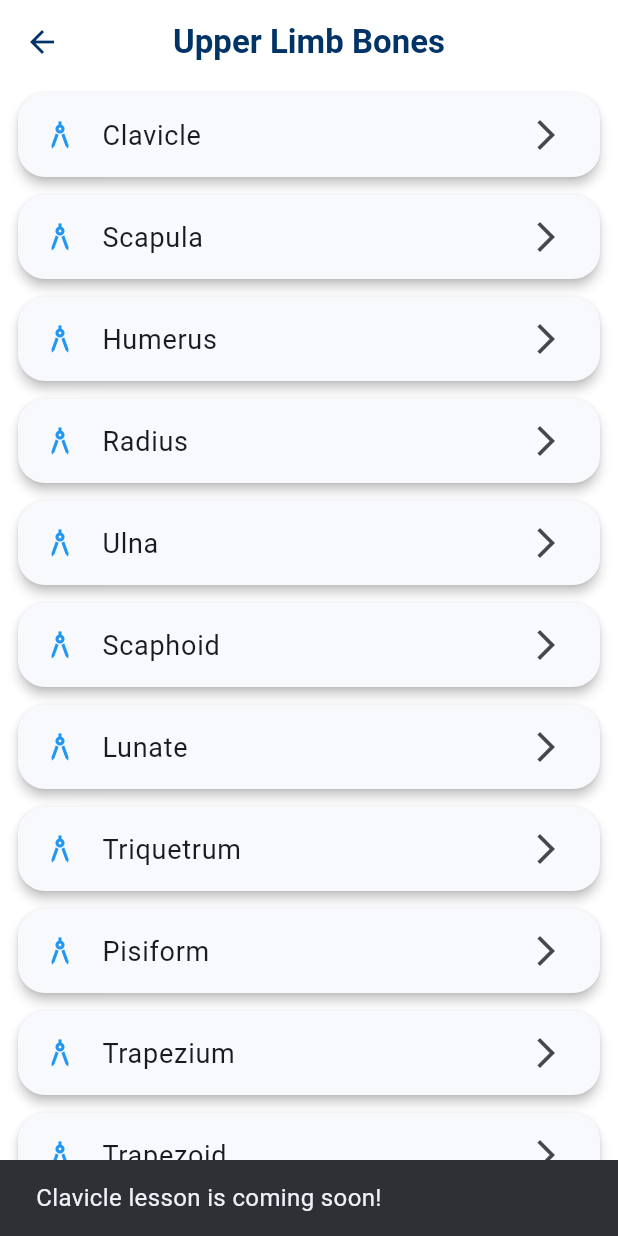
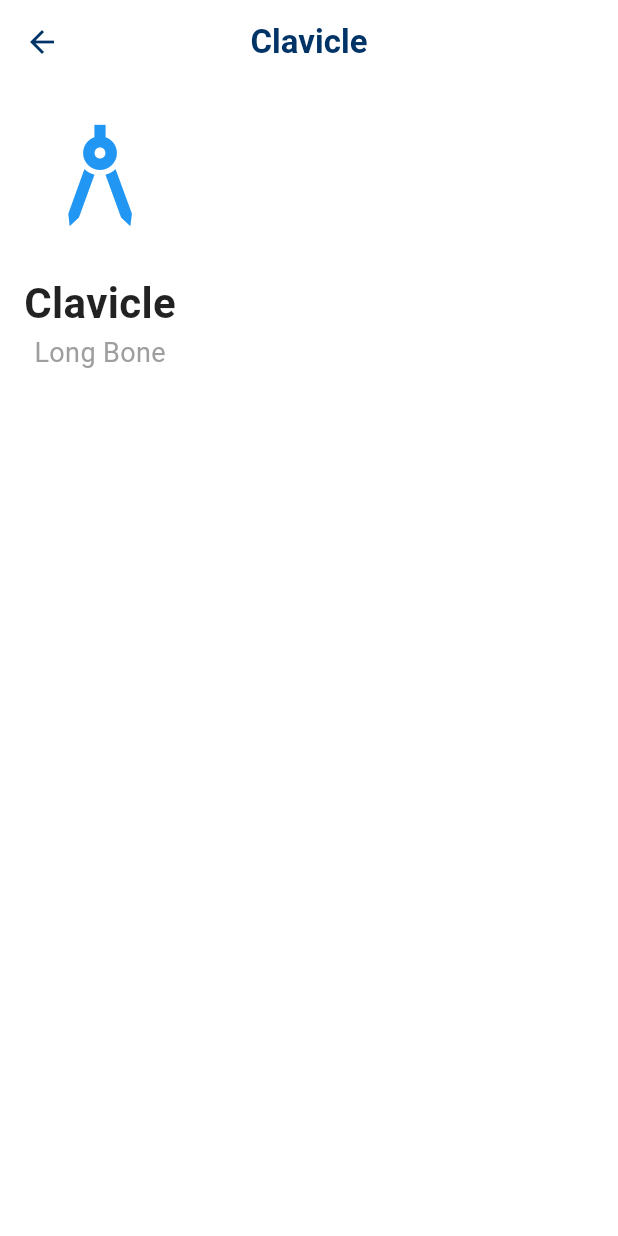
Before and after one commit to omokriefemena-cell/anatomy_pro, a Flutter app: the BonesScreen screen opened directly, after a tap on "Clavicle", on a phone screen of 412 x 824 dp. Run offline on Flutter 3.47's test engine with Material 3 defaults, Android fonts, the phone set to English and light mode, and no system bars.

Commit message:
Implemented reusable bone detail screen and JSON navigation

```diff
--- a/lib/data/upper_limb.json
+++ b/lib/data/upper_limb.json
@@ -1,20 +1,34 @@
 [
-  {
-    "name": "Humerus",
-    "type": "Long Bone",
-    "region": "Upper Limb",
-    "overview": "The humerus is the longest and largest bone of the upper limb. It articulates proximally with the scapula and distally with the radius and ulna."
-  },
-  {
-    "name": "Radius",
-    "type": "Long Bone",
-    "region": "Upper Limb",
-    "overview": "The radius is the lateral bone of the forearm and is important in pronation and supination."
-  },
-  {
-    "name": "Ulna",
-    "type": "Long Bone",
-    "region": "Upper Limb",
-    "overview": "The ulna is the medial bone of the forearm and forms the main hinge joint of the elbow."
-  }
+  {"name":"Clavicle","type":"Long Bone","region":"Pectoral Girdle"},
+  {"name":"Scapula","type":"Flat Bone","region":"Pectoral Girdle"},
+  {"name":"Humerus","type":"Long Bone","region":"Arm"},
+  {"name":"Radius","type":"Long Bone","region":"Forearm"},
+  {"name":"Ulna","type":"Long Bone","region":"Forearm"},
+  {"name":"Scaphoid","type":"Carpal Bone","region":"Hand"},
+  {"name":"Lunate","type":"Carpal Bone","region":"Hand"},
+  {"name":"Triquetrum","type":"Carpal Bone","region":"Hand"},
+  {"name":"Pisiform","type":"Carpal Bone","region":"Hand"},
+  {"name":"Trapezium","type":"Carpal Bone","region":"Hand"},
+  {"name":"Trapezoid","type":"Carpal Bone","region":"Hand"},
+  {"name":"Capitate","type":"Carpal Bone","region":"Hand"},
+  {"name":"Hamate","type":"Carpal Bone","region":"Hand"},
+  {"name":"Metacarpal I","type":"Long Bone","region":"Hand"},
+  {"name":"Metacarpal II","type":"Long Bone","region":"Hand"},
+  {"name":"Metacarpal III","type":"Long Bone","region":"Hand"},
+  {"name":"Metacarpal IV","type":"Long Bone","region":"Hand"},
+  {"name":"Metacarpal V","type":"Long Bone","region":"Hand"},
+  {"name":"Proximal Phalanx I","type":"Phalanx","region":"Hand"},
+  {"name":"Distal Phalanx I","type":"Phalanx","region":"Hand"},
+  {"name":"Proximal Phalanx II","type":"Phalanx","region":"Hand"},
+  {"name":"Middle Phalanx II","type":"Phalanx","region":"Hand"},
+  {"name":"Distal Phalanx II","type":"Phalanx","region":"Hand"},
+  {"name":"Proximal Phalanx III","type":"Phalanx","region":"Hand"},
+  {"name":"Middle Phalanx III","type":"Phalanx","region":"Hand"},
+  {"name":"Distal Phalanx III","type":"Phalanx","region":"Hand"},
+  {"name":"Proximal Phalanx IV","type":"Phalanx","region":"Hand"},
+  {"name":"Middle Phalanx IV","type":"Phalanx","region":"Hand"},
+  {"name":"Distal Phalanx IV","type":"Phalanx","region":"Hand"},
+  {"name":"Proximal Phalanx V","type":"Phalanx","region":"Hand"},
+  {"name":"Middle Phalanx V","type":"Phalanx","region":"Hand"},
+  {"name":"Distal Phalanx V","type":"Phalanx","region":"Hand"}
 ]
--- a/lib/models/anatomy_item.dart
+++ b/lib/models/anatomy_item.dart
@@ -3,20 +3,38 @@ class AnatomyItem {
   final String type;
   final String region;
   final String overview;
+  final String features;
+  final String attachments;
+  final String bloodSupply;
+  final String nerveSupply;
+  final String ossification;
+  final String clinical;
 
   AnatomyItem({
     required this.name,
     required this.type,
     required this.region,
     required this.overview,
+    required this.features,
+    required this.attachments,
+    required this.bloodSupply,
+    required this.nerveSupply,
+    required this.ossification,
+    required this.clinical,
   });
 
   factory AnatomyItem.fromJson(Map<String, dynamic> json) {
     return AnatomyItem(
-      name: json["name"],
-      type: json["type"],
-      region: json["region"],
-      overview: json["overview"],
+      name: json["name"] ?? "",
+      type: json["type"] ?? "",
+      region: json["region"] ?? "",
+      overview: json["overview"] ?? "",
+      features: json["features"] ?? "",
+      attachments: json["attachments"] ?? "",
+      bloodSupply: json["bloodSupply"] ?? "",
+      nerveSupply: json["nerveSupply"] ?? "",
+      ossification: json["ossification"] ?? "",
+      clinical: json["clinical"] ?? "",
     );
   }
 }
--- /dev/null
+++ b/lib/screens/modules/upper_limb/bone_detail_screen.dart
@@ -0,0 +1,67 @@
+import 'package:flutter/material.dart';
+import '../../../models/anatomy_item.dart';
+
+class BoneDetailScreen extends StatelessWidget {
+  final AnatomyItem bone;
+
+  const BoneDetailScreen({super.key, required this.bone});
+
+  Widget buildSection(String title, String content) {
+    if (content.isEmpty) return const SizedBox();
+
+    return Card(
+      margin: const EdgeInsets.only(bottom: 15),
+      child: Padding(
+        padding: const EdgeInsets.all(16),
+        child: Column(
+          crossAxisAlignment: CrossAxisAlignment.start,
+          children: [
+            Text(
+              title,
+              style: const TextStyle(fontSize: 18, fontWeight: FontWeight.bold),
+            ),
+            const SizedBox(height: 10),
+            Text(content),
+          ],
+        ),
+      ),
+    );
+  }
+
+  @override
+  Widget build(BuildContext context) {
+    return Scaffold(
+      appBar: AppBar(title: Text(bone.name)),
+      body: SingleChildScrollView(
+        padding: const EdgeInsets.all(16),
+        child: Column(
+          children: [
+            Icon(Icons.architecture, size: 90, color: Colors.blue),
+
+            const SizedBox(height: 20),
+
+            Text(
+              bone.name,
+              style: const TextStyle(fontSize: 28, fontWeight: FontWeight.bold),
+            ),
+
+            Text(
+              bone.type,
+              style: const TextStyle(color: Colors.grey, fontSize: 18),
+            ),
+
+            const SizedBox(height: 25),
+
+            buildSection("Overview", bone.overview),
+            buildSection("Features", bone.features),
+            buildSection("Attachments", bone.attachments),
+            buildSection("Blood Supply", bone.bloodSupply),
+            buildSection("Nerve Supply", bone.nerveSupply),
+            buildSection("Ossification", bone.ossification),
+            buildSection("Clinical Anatomy", bone.clinical),
+          ],
+        ),
+      ),
+    );
+  }
+}
--- a/lib/screens/modules/upper_limb/bones_screen.dart
+++ b/lib/screens/modules/upper_limb/bones_screen.dart
@@ -1,32 +1,49 @@
 import 'package:flutter/material.dart';
-import 'humerus_screen.dart';
 
-class BonesScreen extends StatelessWidget {
+import '../../../models/anatomy_item.dart';
+import '../../../services/anatomy_service.dart';
+import 'bone_detail_screen.dart';
+
+class BonesScreen extends StatefulWidget {
   const BonesScreen({super.key});
 
-  final List<String> bones = const [
-    "Clavicle",
-    "Scapula",
-    "Humerus",
-    "Radius",
-    "Ulna",
-    "Scaphoid",
-    "Lunate",
-    "Triquetrum",
-    "Pisiform",
-    "Trapezium",
-    "Trapezoid",
-    "Capitate",
-    "Hamate",
-    "Metacarpals",
-    "Phalanges",
-  ];
+  @override
+  State<BonesScreen> createState() => _BonesScreenState();
+}
+
+class _BonesScreenState extends State<BonesScreen> {
+  final AnatomyService anatomyService = AnatomyService();
+
+  late Future<List<AnatomyItem>> bonesFuture;
+
+  @override
+  void initState() {
+    super.initState();
+    bonesFuture = anatomyService.loadUpperLimbBones();
+  }
 
   @override
   Widget build(BuildContext context) {
     return Scaffold(
       appBar: AppBar(title: const Text("Upper Limb Bones")),
-      body: ListView.builder(
+      body: FutureBuilder<List<AnatomyItem>>(
+        future: bonesFuture,
+        builder: (context, snapshot) {
+          if (snapshot.connectionState == ConnectionState.waiting) {
+            return const Center(child: CircularProgressIndicator());
+          }
+
+          if (snapshot.hasError) {
+            return Center(child: Text("Error: ${snapshot.error}"));
+          }
+
+          if (!snapshot.hasData || snapshot.data!.isEmpty) {
+            return const Center(child: Text("No bones found."));
+          }
+
+          final bones = snapshot.data!;
+
+          return ListView.builder(
             itemCount: bones.length,
             itemBuilder: (context, index) {
               final bone = bones[index];
@@ -35,23 +52,20 @@ class BonesScreen extends StatelessWidget {
                 margin: const EdgeInsets.symmetric(horizontal: 12, vertical: 6),
                 child: ListTile(
                   leading: const Icon(Icons.architecture, color: Colors.blue),
-              title: Text(bone),
+                  title: Text(bone.name),
+                  subtitle: Text(bone.type),
                   trailing: const Icon(Icons.arrow_forward_ios),
                   onTap: () {
-                if (bone == "Humerus") {
                     Navigator.push(
                       context,
                       MaterialPageRoute(
-                      builder: (context) => const HumerusScreen(),
+                        builder: (_) => BoneDetailScreen(bone: bone),
                       ),
                     );
-                } else {
-                  ScaffoldMessenger.of(context).showSnackBar(
-                    SnackBar(content: Text("$bone lesson is coming soon!")),
-                  );
-                }
                   },
                 ),
+              );
+            },
           );
         },
       ),
--- /dev/null
+++ b/lib/services/anatomy_service.dart
@@ -0,0 +1,16 @@
+import 'dart:convert';
+import 'package:flutter/services.dart';
+
+import '../models/anatomy_item.dart';
+
+class AnatomyService {
+  Future<List<AnatomyItem>> loadUpperLimbBones() async {
+    final String jsonString = await rootBundle.loadString(
+      'lib/data/upper_limb.json',
+    );
+
+    final List<dynamic> jsonData = json.decode(jsonString);
+
+    return jsonData.map((item) => AnatomyItem.fromJson(item)).toList();
+  }
+}
```
Also changed, not shown: pubspec.yaml (+7 -5 lines). Lines whose indentation alone changed are shown as unchanged.
